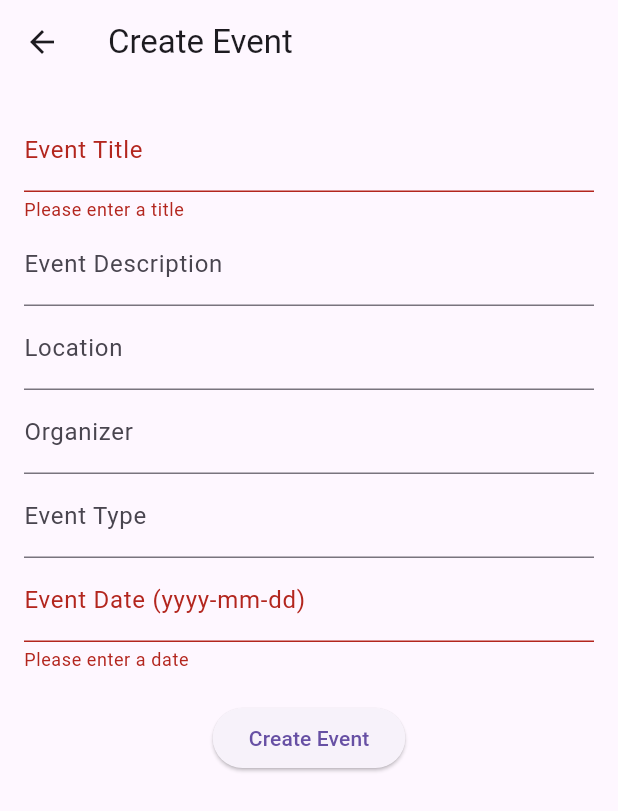
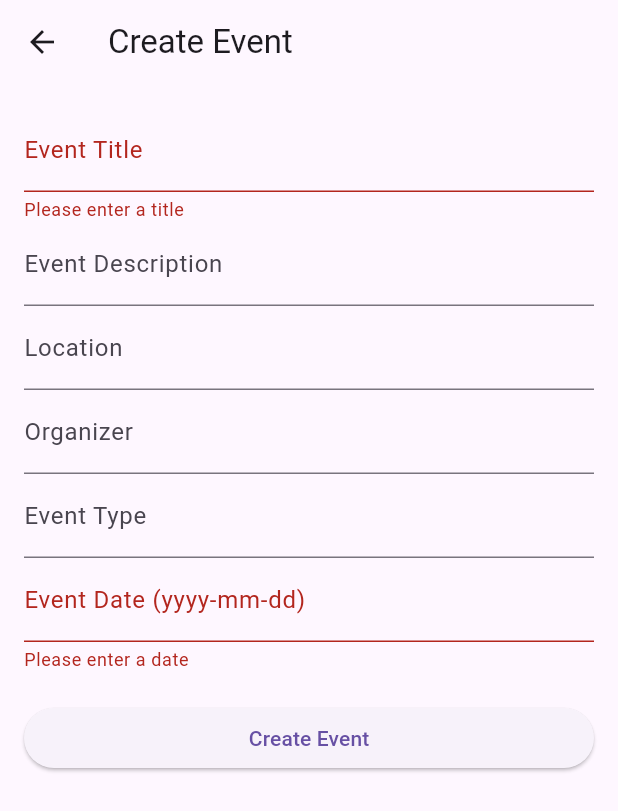
Before and after one commit to lpattersonn/event-management-app, a Flutter app: the CreateEditEventScreen screen opened by its route, after a tap on "Create Event", on a phone screen of 412 x 824 dp. Shown: the top 811 px of the screen. Run offline on Flutter 3.47's test engine with Material 3 defaults, Android fonts, the light colour scheme and no system bars; our stand-ins replace cloud_firestore, firebase_auth, firebase_core; accounts and stored records are empty.

Commit message:
docs: Update screens

```diff
--- a/lib/screens/create_edit_event_screen.dart
+++ b/lib/screens/create_edit_event_screen.dart
@@ -30,8 +30,9 @@ class _CreateEditEventScreenState extends State<CreateEditEventScreen> {
     }
   }
 
-  // Load data if editing
+  // Load data if editing an existing event
   void _loadEventData() async {
+    try {
       DocumentSnapshot snapshot = await eventRef.get();
       if (snapshot.exists) {
         Map<String, dynamic> event = snapshot.data() as Map<String, dynamic>;
@@ -40,7 +41,11 @@ class _CreateEditEventScreenState extends State<CreateEditEventScreen> {
         _locationController.text = event['location'];
         _organizerController.text = event['organizer'];
         _eventTypeController.text = event['eventType'];
-      _dateController.text = (event['date'] as Timestamp).toDate().toString();
+        _dateController.text = (event['date'] as Timestamp).toDate().toString().split(' ')[0]; // Formatting date to 'yyyy-mm-dd'
+      }
+    } catch (e) {
+      // Handle any errors during data loading
+      ScaffoldMessenger.of(context).showSnackBar(SnackBar(content: Text('Error loading event data: $e')));
     }
   }
 
@@ -57,6 +62,7 @@ class _CreateEditEventScreenState extends State<CreateEditEventScreen> {
         'updatedAt': Timestamp.now(),
       };
 
+      try {
         if (widget.eventId == null) {
           // Create a new event
           await FirebaseFirestore.instance.collection('events').add(event);
@@ -64,8 +70,11 @@ class _CreateEditEventScreenState extends State<CreateEditEventScreen> {
           // Update existing event
           await eventRef.update(event);
         }
-
-      Navigator.pop(context);
+        Navigator.pop(context); // Go back to the previous screen after saving
+      } catch (e) {
+        // Handle errors when saving/updating the event
+        ScaffoldMessenger.of(context).showSnackBar(SnackBar(content: Text('Error saving event: $e')));
+      }
     }
   }
 
@@ -79,8 +88,9 @@ class _CreateEditEventScreenState extends State<CreateEditEventScreen> {
         padding: const EdgeInsets.all(16.0),
         child: Form(
           key: _formKey,
-          child: Column(
+          child: ListView(
             children: [
+              // Event Title Field
               TextFormField(
                 controller: _titleController,
                 decoration: InputDecoration(labelText: 'Event Title'),
@@ -91,22 +101,27 @@ class _CreateEditEventScreenState extends State<CreateEditEventScreen> {
                   return null;
                 },
               ),
+              // Event Description Field
               TextFormField(
                 controller: _descriptionController,
                 decoration: InputDecoration(labelText: 'Event Description'),
               ),
+              // Event Location Field
               TextFormField(
                 controller: _locationController,
                 decoration: InputDecoration(labelText: 'Location'),
               ),
+              // Event Organizer Field
               TextFormField(
                 controller: _organizerController,
                 decoration: InputDecoration(labelText: 'Organizer'),
               ),
+              // Event Type Field
               TextFormField(
                 controller: _eventTypeController,
                 decoration: InputDecoration(labelText: 'Event Type'),
               ),
+              // Event Date Field
               TextFormField(
                 controller: _dateController,
                 decoration: InputDecoration(labelText: 'Event Date (yyyy-mm-dd)'),
@@ -115,10 +130,16 @@ class _CreateEditEventScreenState extends State<CreateEditEventScreen> {
                   if (value == null || value.isEmpty) {
                     return 'Please enter a date';
                   }
+                  try {
+                    DateTime.parse(value);
+                  } catch (e) {
+                    return 'Invalid date format. Use yyyy-mm-dd';
+                  }
                   return null;
                 },
               ),
               SizedBox(height: 20),
+              // Save Button
               ElevatedButton(
                 onPressed: _saveEvent,
                 child: Text(widget.eventId == null ? 'Create Event' : 'Update Event'),
--- a/pubspec.yaml
+++ b/pubspec.yaml
@@ -29,7 +29,9 @@ environment:
 # versions available, run `flutter pub outdated`.
 dependencies:
   firebase_core: ^2.32.0
+  # firebase_auth: ^4.16.0
   cloud_firestore: ^4.6.0
+  provider: ^6.0.3
   flutter:
     sdk: flutter
   # The following adds the Cupertino Icons font to your application.
```
Also changed, not shown: lib/event_provider.dart (added, +73 -0 lines), lib/main.dart (+5 -4 lines), lib/screens/event_detail_screen.dart (+6 -3 lines), lib/screens/event_list_screen.dart (+9 -3 lines), pubspec.lock. Lines whose indentation alone changed are shown as unchanged.
